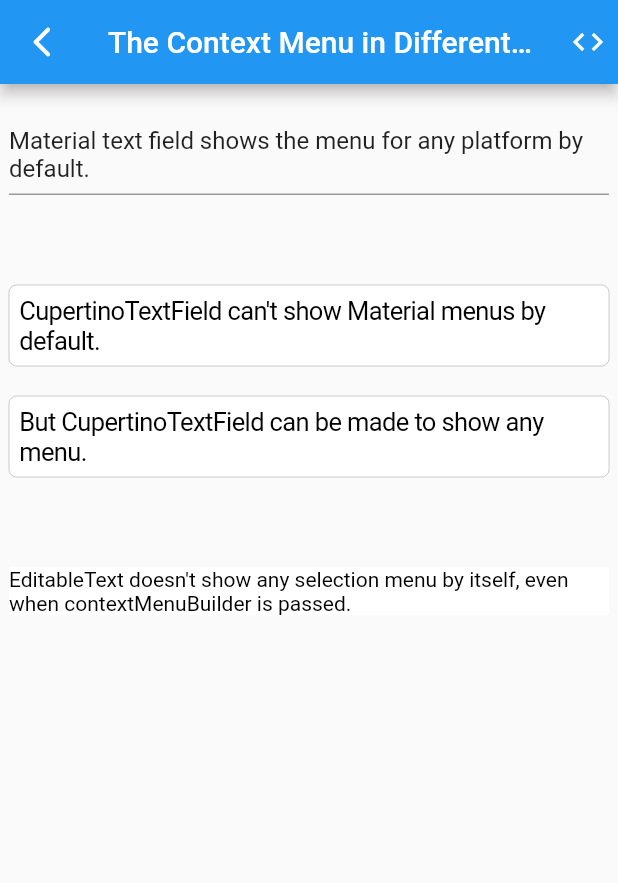
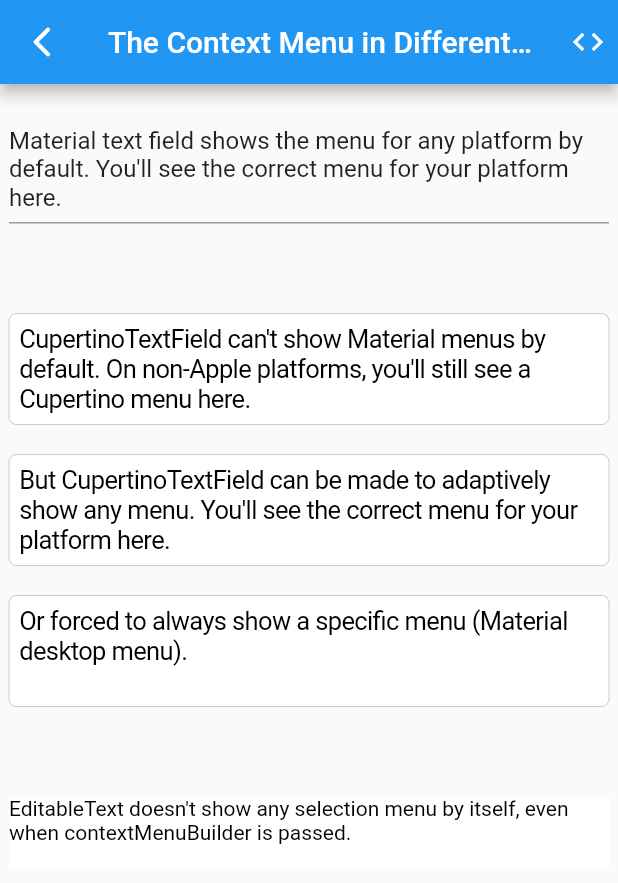
Before and after one commit to justinmc/flutter_context_menu_examples, a Flutter app: the FieldTypesPage screen opened by its route, on a phone screen of 412 x 824 dp. Shown: the top 883 px of the screen. Run offline on Flutter 3.47's test engine with Material 2 defaults, Android fonts, the phone set to English and light mode, and no system bars.

Commit message:
Update for ContextMenuController instantiation and for ease of understanding

```diff
--- a/lib/default_values_page.dart
+++ b/lib/default_values_page.dart
@@ -13,7 +13,7 @@ class DefaultValuesPage extends StatelessWidget {
   static const String subtitle = 'Shows what happens when you pass various things into contextMenuBuilder.';
 
   final TextEditingController _controllerNone = TextEditingController(
-    text: "When contextMenuBuilder isn't given at all.",
+    text: "When contextMenuBuilder isn't given anything at all.",
   );
 
   final TextEditingController _controllerNull = TextEditingController(
--- a/lib/field_types_page.dart
+++ b/lib/field_types_page.dart
@@ -15,15 +15,19 @@ class FieldTypesPage extends StatelessWidget {
   static const String url = '$kCodeUrl/field_types_page.dart';
 
   final TextEditingController _controller = TextEditingController(
-    text: 'Material text field shows the menu for any platform by default.',
+    text: "Material text field shows the menu for any platform by default. You'll see the correct menu for your platform here.",
   );
 
   final TextEditingController _cupertinoController = TextEditingController(
-    text: "CupertinoTextField can't show Material menus by default.",
+    text: "CupertinoTextField can't show Material menus by default. On non-Apple platforms, you'll still see a Cupertino menu here.",
   );
 
   final TextEditingController _cupertinoControllerFixed = TextEditingController(
-    text: 'But CupertinoTextField can be made to show any menu.',
+    text: "But CupertinoTextField can be made to adaptively show any menu. You'll see the correct menu for your platform here.",
+  );
+
+  final TextEditingController _cupertinoControllerForced = TextEditingController(
+    text: 'Or forced to always show a specific menu (Material desktop menu).',
   );
 
   final TextEditingController _editableController = TextEditingController(
@@ -49,22 +53,21 @@ class FieldTypesPage extends StatelessWidget {
       body: Center(
         child: SizedBox(
           width: 400.0,
-          child: Column(
-            mainAxisAlignment: MainAxisAlignment.start,
+          child: ListView(
             children: <Widget>[
               const SizedBox(height: 20.0),
               TextField(
-                maxLines: 2,
+                maxLines: 3,
                 controller: _controller,
               ),
               const SizedBox(height: 60.0),
               CupertinoTextField(
-                maxLines: 2,
+                maxLines: 3,
                 controller: _cupertinoController,
               ),
               const SizedBox(height: 20.0),
               CupertinoTextField(
-                maxLines: 2,
+                maxLines: 3,
                 controller: _cupertinoControllerFixed,
                 contextMenuBuilder: (BuildContext context, EditableTextState editableTextState) {
                   return AdaptiveTextSelectionToolbar.editableText(
@@ -72,11 +75,25 @@ class FieldTypesPage extends StatelessWidget {
                   );
                 },
               ),
+              const SizedBox(height: 20.0),
+              CupertinoTextField(
+                maxLines: 3,
+                controller: _cupertinoControllerForced,
+                contextMenuBuilder: (BuildContext context, EditableTextState editableTextState) {
+                  return DesktopTextSelectionToolbar(
+                    anchor: editableTextState.contextMenuAnchors.primaryAnchor,
+                    children: AdaptiveTextSelectionToolbar.getAdaptiveButtons(
+                      context,
+                      editableTextState.contextMenuButtonItems,
+                    ).toList(),
+                  );
+                },
+              ),
               const SizedBox(height: 60.0),
               Container(
                 color: Colors.white,
                 child: EditableText(
-                  maxLines: 2,
+                  maxLines: 3,
                   controller: _editableController,
                   focusNode: FocusNode(),
                   style: Typography.material2021().black.displayMedium!,
--- a/lib/image_page.dart
+++ b/lib/image_page.dart
@@ -39,9 +39,8 @@ class ImagePage extends StatelessWidget {
         ],
       ),
       body: Column(
-        mainAxisAlignment: MainAxisAlignment.start,
+        mainAxisAlignment: MainAxisAlignment.center,
         children: <Widget>[
-          Container(height: 200.0),
           ContextMenuRegion(
             contextMenuBuilder: (BuildContext context, Offset offset) {
               return AdaptiveTextSelectionToolbar.buttonItems(
```
Also changed, not shown: lib/context_menu_region.dart (+4 -4 lines), lib/main.dart (+5 -5 lines), pubspec.lock.
